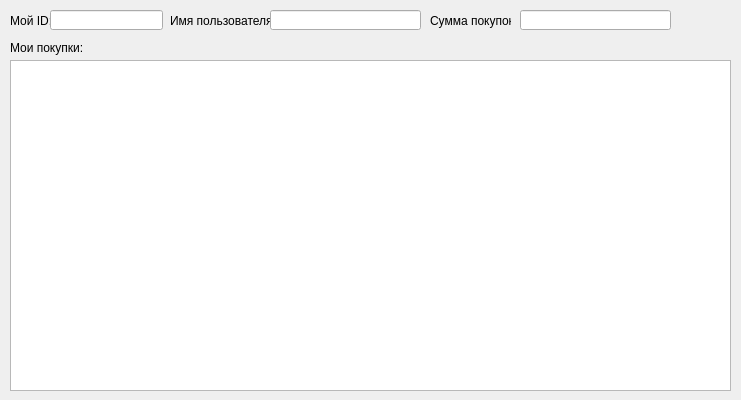
fivan999/cinema-controlling-system, file data/ui/user_profile.ui: the form before one commit.
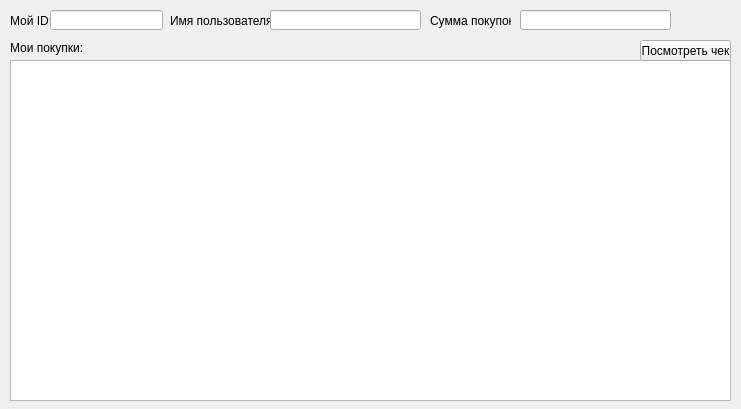
The form after the commit.

Commit message: report_view and cheque_view

The edit to the form file:
```diff
--- a/data/ui/user_profile.ui
+++ b/data/ui/user_profile.ui
@@ -7,7 +7,7 @@
     <x>0</x>
     <y>0</y>
     <width>741</width>
-    <height>400</height>
+    <height>409</height>
    </rect>
   </property>
   <property name="windowTitle">
@@ -119,10 +119,23 @@
      <x>10</x>
      <y>60</y>
      <width>721</width>
-     <height>331</height>
+     <height>341</height>
     </rect>
    </property>
   </widget>
+  <widget class="QPushButton" name="watch_cheque_button">
+   <property name="geometry">
+    <rect>
+     <x>640</x>
+     <y>40</y>
+     <width>91</width>
+     <height>21</height>
+    </rect>
+   </property>
+   <property name="text">
+    <string>Посмотреть чек</string>
+   </property>
+  </widget>
  </widget>
  <resources/>
  <connections/>
```
The commit also changes 6 other files.
